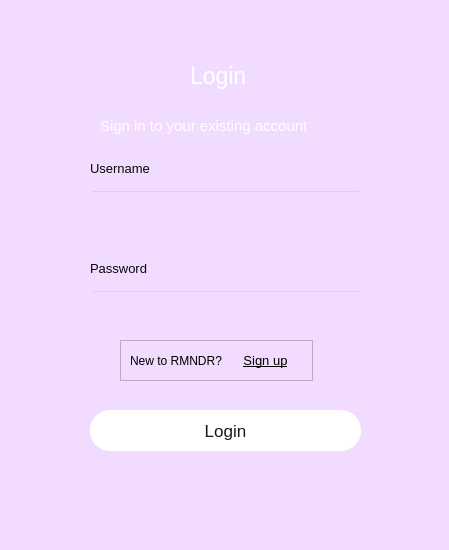
ANfoster2/RMNDR, file login.ui: the form before one commit.
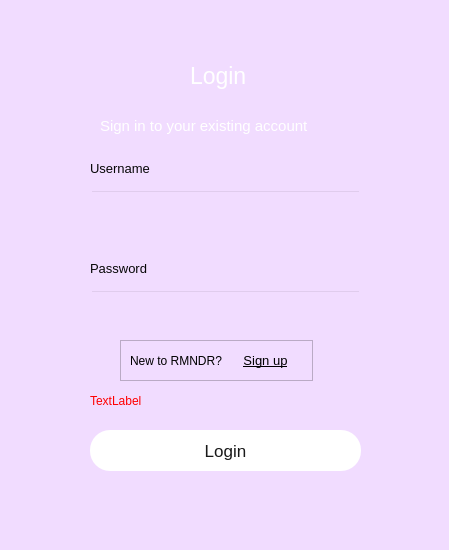
The form after the commit.

Commit message: comments, login, table

What changed in the file:
```diff
--- a/login.ui
+++ b/login.ui
@@ -189,7 +189,7 @@
    <property name="geometry">
     <rect>
      <x>90</x>
-     <y>410</y>
+     <y>430</y>
      <width>271</width>
      <height>41</height>
     </rect>
@@ -218,6 +218,27 @@
     <string>Login</string>
    </property>
   </widget>
+  <widget class="QLabel" name="label_6">
+   <property name="geometry">
+    <rect>
+     <x>90</x>
+     <y>390</y>
+     <width>271</width>
+     <height>21</height>
+    </rect>
+   </property>
+   <property name="font">
+    <font>
+     <pointsize>9</pointsize>
+    </font>
+   </property>
+   <property name="styleSheet">
+    <string notr="true">color: rgb(255, 0, 0);</string>
+   </property>
+   <property name="text">
+    <string>TextLabel</string>
+   </property>
+  </widget>
  </widget>
  <resources/>
  <connections/>
```
The commit also changes 23 other files.
